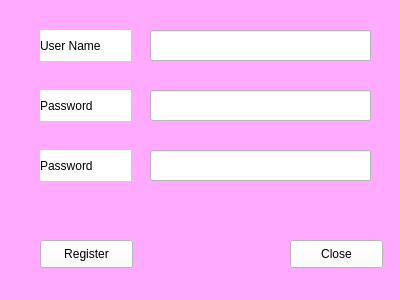
vaishaligawarkar777-pixel/Password_Login_Project, file Add_User/Add_User.ui: the form before one commit.
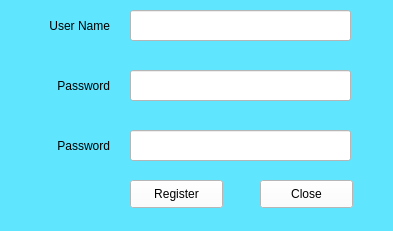
The form after the commit.

```diff
--- a/Add_User/Add_User.ui
+++ b/Add_User/Add_User.ui
@@ -6,8 +6,8 @@
    <rect>
     <x>0</x>
     <y>0</y>
-    <width>400</width>
-    <height>300</height>
+    <width>393</width>
+    <height>231</height>
    </rect>
   </property>
   <property name="maximumSize">
@@ -20,70 +20,97 @@
    <string>MainWindow</string>
   </property>
   <property name="styleSheet">
-   <string notr="true">background-color: rgb(255, 170, 255);</string>
+   <string notr="true">background-color: rgb(96, 229, 255);</string>
   </property>
   <widget class="QWidget" name="centralwidget">
    <widget class="QLabel" name="label">
     <property name="geometry">
      <rect>
-      <x>40</x>
-      <y>30</y>
-      <width>91</width>
+      <x>10</x>
+      <y>10</y>
+      <width>100</width>
       <height>31</height>
      </rect>
     </property>
+    <property name="minimumSize">
+     <size>
+      <width>100</width>
+      <height>0</height>
+     </size>
+    </property>
     <property name="whatsThis">
      <string>&lt;html&gt;&lt;head/&gt;&lt;body&gt;&lt;p&gt;&lt;br/&gt;&lt;/p&gt;&lt;/body&gt;&lt;/html&gt;</string>
     </property>
     <property name="styleSheet">
      <string notr="true">font: 10pt &quot;MS Shell Dlg 2&quot;;
-background-color: rgb(255, 255, 255);
+
 gridline-color: rgb(236, 236, 236);
-border-color: qradialgradient(spread:pad, cx:0.5, cy:0.5, radius:0.5, fx:0.5, fy:0.5, stop:0 rgba(0, 0, 0, 0), stop:0.52 rgba(0, 0, 0, 0), stop:0.565 rgba(82, 121, 76, 33), stop:0.65 rgba(159, 235, 148, 64), stop:0.721925 rgba(255, 238, 150, 129), stop:0.77 rgba(255, 128, 128, 204), stop:0.89 rgba(191, 128, 255, 64), stop:1 rgba(0, 0, 0, 0));</string>
+</string>
     </property>
     <property name="text">
      <string>User Name</string>
     </property>
+    <property name="alignment">
+     <set>Qt::AlignRight|Qt::AlignTrailing|Qt::AlignVCenter</set>
+    </property>
    </widget>
    <widget class="QLabel" name="label_2">
     <property name="geometry">
      <rect>
-      <x>40</x>
-      <y>90</y>
-      <width>91</width>
+      <x>10</x>
+      <y>70</y>
+      <width>100</width>
       <height>31</height>
      </rect>
     </property>
+    <property name="minimumSize">
+     <size>
+      <width>100</width>
+      <height>0</height>
+     </size>
+    </property>
     <property name="styleSheet">
      <string notr="true">font: 10pt &quot;MS Shell Dlg 2&quot;;
-background-color: rgb(255, 255, 255);</string>
+</string>
     </property>
     <property name="text">
      <string>Password</string>
     </property>
+    <property name="alignment">
+     <set>Qt::AlignRight|Qt::AlignTrailing|Qt::AlignVCenter</set>
+    </property>
    </widget>
    <widget class="QLabel" name="label_3">
     <property name="geometry">
      <rect>
-      <x>40</x>
-      <y>150</y>
-      <width>91</width>
+      <x>10</x>
+      <y>130</y>
+      <width>100</width>
       <height>31</height>
      </rect>
     </property>
+    <property name="minimumSize">
+     <size>
+      <width>100</width>
+      <height>0</height>
+     </size>
+    </property>
     <property name="styleSheet">
      <string notr="true">font: 10pt &quot;MS Shell Dlg 2&quot;;
-background-color: rgb(255, 255, 255);</string>
+</string>
     </property>
     <property name="text">
      <string>Password</string>
     </property>
+    <property name="alignment">
+     <set>Qt::AlignRight|Qt::AlignTrailing|Qt::AlignVCenter</set>
+    </property>
    </widget>
    <widget class="QLineEdit" name="txtusername">
     <property name="geometry">
      <rect>
-      <x>150</x>
-      <y>30</y>
+      <x>130</x>
+      <y>10</y>
       <width>221</width>
       <height>31</height>
      </rect>
@@ -95,8 +122,8 @@
    <widget class="QLineEdit" name="txtpassword">
     <property name="geometry">
      <rect>
-      <x>150</x>
-      <y>90</y>
+      <x>130</x>
+      <y>70</y>
       <width>221</width>
       <height>31</height>
      </rect>
@@ -111,8 +138,8 @@
    <widget class="QLineEdit" name="txtpassword1">
     <property name="geometry">
      <rect>
-      <x>150</x>
-      <y>150</y>
+      <x>130</x>
+      <y>130</y>
       <width>221</width>
       <height>31</height>
      </rect>
@@ -127,8 +154,8 @@
    <widget class="QPushButton" name="btnregister">
     <property name="geometry">
      <rect>
-      <x>40</x>
-      <y>240</y>
+      <x>130</x>
+      <y>180</y>
       <width>93</width>
       <height>28</height>
      </rect>
@@ -144,8 +171,8 @@
    <widget class="QPushButton" name="pushButton_2">
     <property name="geometry">
      <rect>
-      <x>290</x>
-      <y>240</y>
+      <x>260</x>
+      <y>180</y>
       <width>93</width>
       <height>28</height>
      </rect>
```
